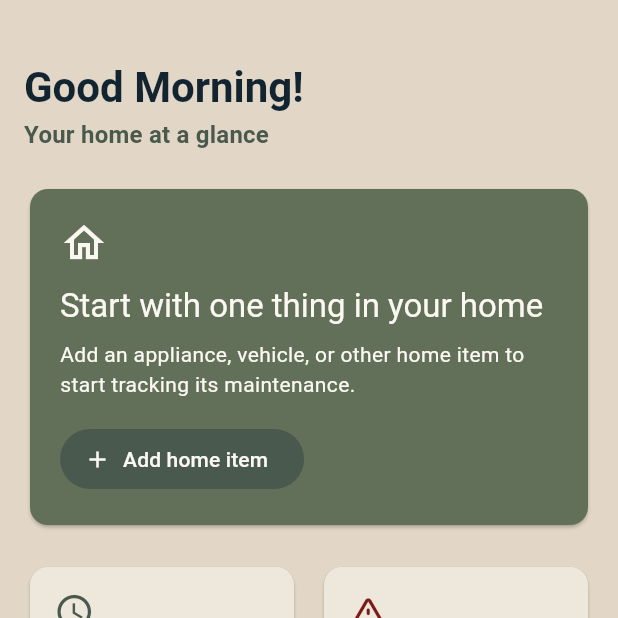
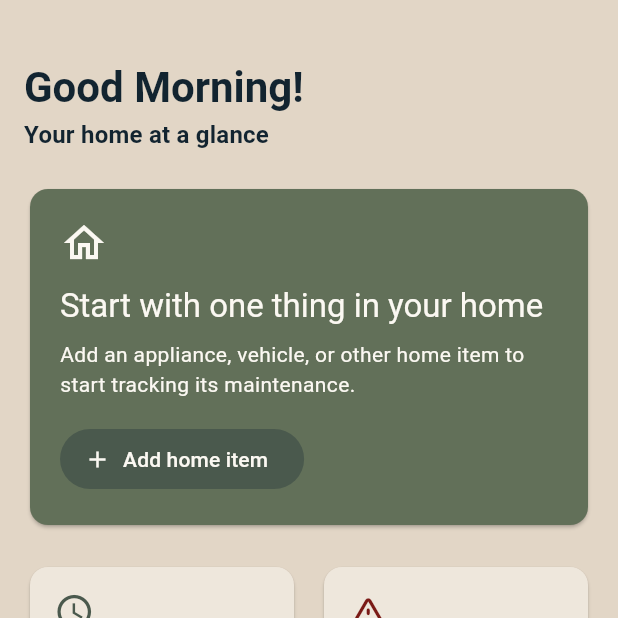
Before and after one commit to mygarrett38/hometrackhub, a Flutter app: the screen it shows after launch, on a phone screen of 412 x 824 dp, the top half of it. Run offline on Flutter 3.47's test engine with Material 3 defaults, Android fonts, the phone set to English and light mode, and no system bars; our stand-ins replace connectivity_plus, flutter_blue_plus, flutter_local_notifications, flutter_timezone, shared_preferences, timezone; missing offline and left inert: bonsoir, device_calendar_plus.

Commit message:
Ensure all text is navy in light mode

```diff
--- a/lib/ui/screens/dashboard/dashboard_screen.dart
+++ b/lib/ui/screens/dashboard/dashboard_screen.dart
@@ -100,7 +100,7 @@ class _DashboardScreenState extends State<DashboardScreen> {
                     'Your home at a glance',
                     style: Theme.of(context).textTheme.titleMedium?.copyWith(
                       fontWeight: FontWeight.w600,
-                      color: colors.primary,
+                      color: colors.onSurface,
                     ),
                   ),
                   const SizedBox(height: 20),
--- a/lib/ui/screens/upcoming/maintenance_calendar_screen.dart
+++ b/lib/ui/screens/upcoming/maintenance_calendar_screen.dart
@@ -830,7 +830,7 @@ class _YearGrid extends StatelessWidget {
                               TextSpan(
                                 text: '$due due',
                                 style: TextStyle(
-                                  color: theme.colorScheme.primary,
+                                  color: theme.colorScheme.onSurface,
                                 ),
                               ),
                             if (due > 0 && done > 0)
--- a/lib/ui/widgets/section_header.dart
+++ b/lib/ui/widgets/section_header.dart
@@ -15,7 +15,7 @@ class SectionHeader extends StatelessWidget {
       child: Text(
         title,
         style: theme.textTheme.titleMedium?.copyWith(
-          color: theme.colorScheme.primary,
+          color: theme.colorScheme.onSurface,
         ),
       ),
     );
```
